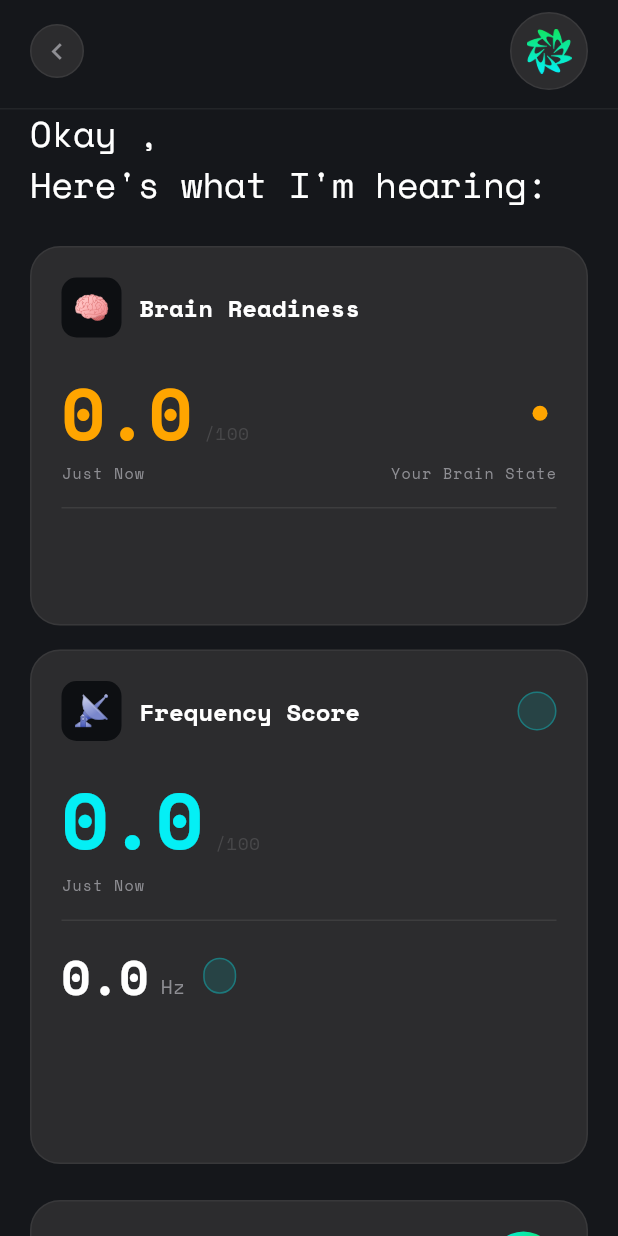
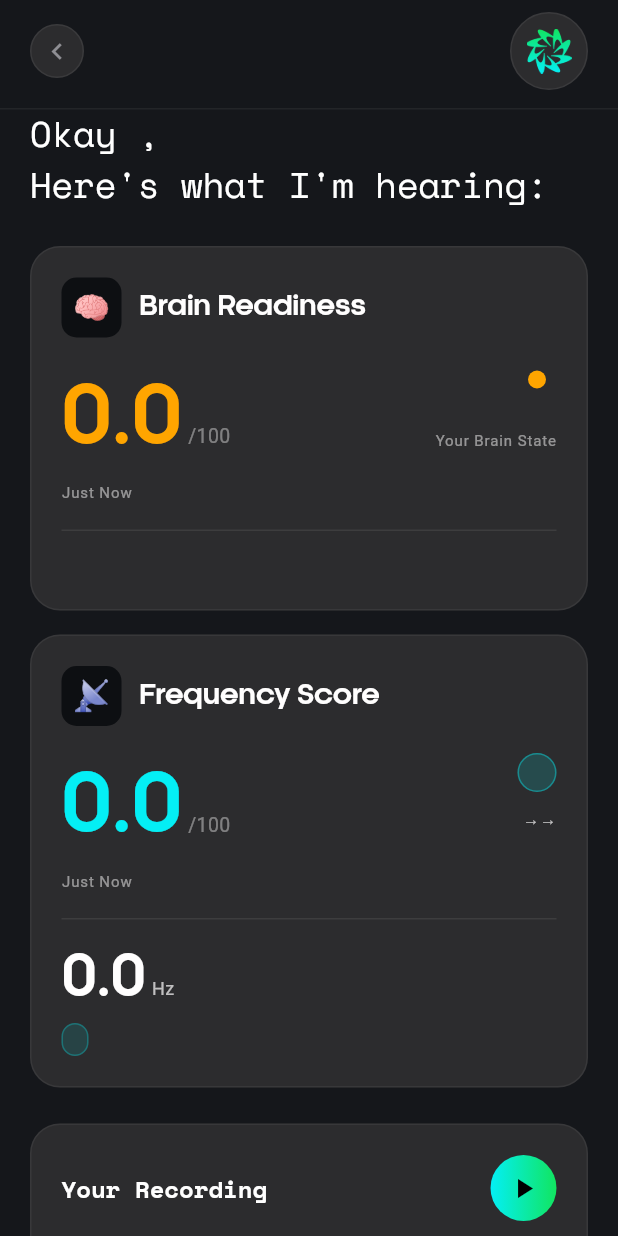
Before and after one commit to kjgetcarnera/vibes-flutter-app, a Flutter app: the VibeResultScreen screen opened directly with empty values, on a phone screen of 412 x 824 dp. Run offline on Flutter 3.47's test engine with Material 3 defaults, Android fonts, the phone set to English and light mode, and no system bars; our stand-ins replace audioplayers, flutter_svg, google_fonts, permission_handler, shared_preferences; missing offline and left inert: record; accounts and stored records are empty; Roboto replaces fonts that are missing (SpaceMono); project files that could hold a hidden picture were left out.

Commit message:
source code update

```diff
--- a/vibes_app/lib/features/onboarding/screens/vibe_result_screen.dart
+++ b/vibes_app/lib/features/onboarding/screens/vibe_result_screen.dart
@@ -297,21 +297,22 @@ class _BrainReadinessCard extends StatelessWidget {
       child: Column(
         crossAxisAlignment: CrossAxisAlignment.start,
         children: [
+          // Title row
           Row(
             children: [
               _IconBox(emoji: '🧠'),
               const SizedBox(width: 12),
-              Text('Brain Readiness', style: AppTextStyles.headingBold),
+              Text('Brain Readiness', style: _kCardTitle),
             ],
           ),
-          const SizedBox(height: 16),
+          const SizedBox(height: 18),
 
+          // Score + state row
           Row(
-            crossAxisAlignment: CrossAxisAlignment.end,
+            crossAxisAlignment: CrossAxisAlignment.start,
             children: [
-              // Score
-              Expanded(
-                child: Column(
+              // Left — big score
+              Column(
                 crossAxisAlignment: CrossAxisAlignment.start,
                 children: [
                   Row(
@@ -320,24 +321,20 @@ class _BrainReadinessCard extends StatelessWidget {
                     children: [
                       Text(
                         result.brainReadinessScore.toStringAsFixed(1),
-                          style: AppTextStyles.displayLarge.copyWith(
-                            fontSize: 48,
-                            fontWeight: FontWeight.w700,
-                            color: scoreColor,
+                        style: _kBigNumber.copyWith(color: scoreColor),
                       ),
-                        ),
-                        Text(
-                          ' /100',
-                          style: AppTextStyles.bodyMono
-                              .copyWith(color: AppColors.textMuted),
-                        ),
+                      const SizedBox(width: 4),
+                      Text('/100', style: _kMuted),
                     ],
                   ),
-                    Text('Just Now', style: AppTextStyles.caption),
+                  const SizedBox(height: 4),
+                  Text('Just Now', style: _kCaption),
                 ],
               ),
-              ),
-              // State pill
+
+              const Spacer(),
+
+              // Right — state info
               Column(
                 crossAxisAlignment: CrossAxisAlignment.end,
                 children: [
@@ -345,49 +342,45 @@ class _BrainReadinessCard extends StatelessWidget {
                     mainAxisSize: MainAxisSize.min,
                     children: [
                       Container(
-                        width: 10,
-                        height: 10,
+                        width: 12,
+                        height: 12,
                         decoration: BoxDecoration(
                           shape: BoxShape.circle,
                           color: scoreColor,
                         ),
                       ),
-                      const SizedBox(width: 6),
+                      const SizedBox(width: 7),
                       Text(
                         _formatState(result.brainState),
-                        style: AppTextStyles.headingBold.copyWith(fontSize: 13),
+                        style: _kStateName,
                       ),
                     ],
                   ),
-                  const SizedBox(height: 4),
+                  const SizedBox(height: 5),
                   Text(
                     result.brainStateSubtitle,
-                    style: AppTextStyles.bodyMono.copyWith(
-                      color: scoreColor,
-                      fontSize: 11,
-                    ),
+                    style: _kMonoSm.copyWith(color: scoreColor),
                     textAlign: TextAlign.right,
                   ),
-                  const SizedBox(height: 2),
-                  Text('Your Brain State', style: AppTextStyles.caption),
+                  const SizedBox(height: 3),
+                  Text('Your Brain State', style: _kCaption),
                 ],
               ),
             ],
           ),
 
-          const SizedBox(height: 16),
+          const SizedBox(height: 18),
           Divider(color: Colors.white.withAlpha(20), height: 1),
-          const SizedBox(height: 12),
+          const SizedBox(height: 14),
 
-          Text(result.brainStateDescription, style: AppTextStyles.bodyMono),
-          const SizedBox(height: 10),
+          Text(result.brainStateDescription, style: _kBody),
+          if (result.brainReadinessRecommendation.isNotEmpty) ...[
+            const SizedBox(height: 8),
             Text(
               result.brainReadinessRecommendation,
-            style: AppTextStyles.bodyMono.copyWith(
-              color: scoreColor.withAlpha(200),
-              fontSize: 11,
+              style: _kMonoSm.copyWith(color: scoreColor.withAlpha(180)),
             ),
-          ),
+          ],
         ],
       ),
     );
@@ -403,11 +396,11 @@ class _FrequencyScoreCard extends StatelessWidget {
 
   @override
   Widget build(BuildContext context) {
-    final primaryColor =
+    final c1 =
         _parseColor(result.frequencyColors.firstOrNull) ?? AppColors.accentCyan;
-    final secondaryColor = result.frequencyColors.length > 1
-        ? (_parseColor(result.frequencyColors[1]) ?? primaryColor)
-        : primaryColor;
+    final c2 = result.frequencyColors.length > 1
+        ? (_parseColor(result.frequencyColors[1]) ?? c1)
+        : c1;
 
     return _Card(
       child: Column(
@@ -418,62 +411,85 @@ class _FrequencyScoreCard extends StatelessWidget {
             children: [
               _IconBox(emoji: '📡'),
               const SizedBox(width: 12),
-              Text('Frequency Score', style: AppTextStyles.headingBold),
-              const Spacer(),
-              // State badge
-              Container(
-                padding:
-                    const EdgeInsets.symmetric(horizontal: 12, vertical: 5),
-                decoration: BoxDecoration(
-                  color: primaryColor.withAlpha(30),
-                  borderRadius: BorderRadius.circular(20),
-                  border: Border.all(color: primaryColor.withAlpha(80)),
-                ),
-                child: Text(
-                  _formatState(result.frequencyLabel),
-                  style: AppTextStyles.caption.copyWith(
-                    color: primaryColor,
-                    letterSpacing: 0.4,
-                  ),
-                ),
-              ),
+              Text('Frequency Score', style: _kCardTitle),
             ],
           ),
-          const SizedBox(height: 16),
+          const SizedBox(height: 18),
 
-          // Score row
+          // Score row — matches Figma: score left, badge + CTA right
+          Row(
+            crossAxisAlignment: CrossAxisAlignment.start,
+            children: [
+              // Left column
+              Expanded(
+                child: Column(
+                  crossAxisAlignment: CrossAxisAlignment.start,
+                  children: [
                     Row(
                       crossAxisAlignment: CrossAxisAlignment.baseline,
                       textBaseline: TextBaseline.alphabetic,
                       children: [
                         ShaderMask(
-                shaderCallback: (bounds) => LinearGradient(
-                  colors: [primaryColor, secondaryColor],
-                ).createShader(bounds),
+                          shaderCallback: (b) => LinearGradient(
+                            colors: [c1, c2],
+                          ).createShader(b),
                           child: Text(
                             result.frequencyScore.toStringAsFixed(1),
-                  style: AppTextStyles.displayLarge.copyWith(
-                    fontSize: 52,
-                    fontWeight: FontWeight.w700,
-                    color: Colors.white,
+                            style: _kBigNumber.copyWith(color: Colors.white),
                           ),
                         ),
+                        const SizedBox(width: 4),
+                        Text('/100', style: _kMuted),
+                      ],
                     ),
-              Text(
-                ' /100',
-                style:
-                    AppTextStyles.bodyMono.copyWith(color: AppColors.textMuted),
+                    const SizedBox(height: 4),
+                    Text('Just Now', style: _kCaption),
+                  ],
+                ),
+              ),
+
+              // Right column — badge + CTA
+              Column(
+                crossAxisAlignment: CrossAxisAlignment.end,
+                children: [
+                  Container(
+                    padding: const EdgeInsets.symmetric(
+                        horizontal: 12, vertical: 5),
+                    decoration: BoxDecoration(
+                      color: c1.withAlpha(40),
+                      borderRadius: BorderRadius.circular(20),
+                      border: Border.all(color: c1.withAlpha(100)),
+                    ),
+                    child: Text(
+                      _formatState(result.frequencyLabel),
+                      style: _kCaption.copyWith(color: c1, letterSpacing: 0.3),
+                    ),
+                  ),
+                  const SizedBox(height: 10),
+                  SizedBox(
+                    width: 130,
+                    child: Text(
+                      '${result.frequencyCta} →→',
+                      style: _kMonoSm,
+                      textAlign: TextAlign.right,
+                    ),
                   ),
                 ],
               ),
-          Text('Just Now', style: AppTextStyles.caption),
+            ],
+          ),
 
-          const SizedBox(height: 16),
+          const SizedBox(height: 18),
           Divider(color: Colors.white.withAlpha(20), height: 1),
           const SizedBox(height: 14),
 
-          // Hz + Tag row
+          // Hz row — left: Hz big, right: meaning + recommendation
           Row(
+            crossAxisAlignment: CrossAxisAlignment.start,
+            children: [
+              // Left — Hz
+              Column(
+                crossAxisAlignment: CrossAxisAlignment.start,
                 children: [
                   Row(
                     crossAxisAlignment: CrossAxisAlignment.baseline,
@@ -481,67 +497,128 @@ class _FrequencyScoreCard extends StatelessWidget {
                     children: [
                       Text(
                         result.frequencyHz.toStringAsFixed(1),
-                    style: AppTextStyles.displayLarge.copyWith(
-                      fontSize: 32,
-                      fontWeight: FontWeight.w700,
+                        style: _kHzNumber,
                       ),
-                  ),
-                  Text(
-                    ' Hz',
-                    style:
-                        AppTextStyles.bodyMono.copyWith(fontSize: 13),
-                  ),
+                      const SizedBox(width: 4),
+                      Text('Hz', style: _kBody),
                     ],
                   ),
-              const SizedBox(width: 12),
+                  const SizedBox(height: 4),
                   Container(
-                padding:
-                    const EdgeInsets.symmetric(horizontal: 10, vertical: 4),
+                    padding: const EdgeInsets.symmetric(
+                        horizontal: 8, vertical: 3),
                     decoration: BoxDecoration(
-                  color: secondaryColor.withAlpha(30),
-                  borderRadius: BorderRadius.circular(12),
-                  border: Border.all(color: secondaryColor.withAlpha(80)),
+                      color: c2.withAlpha(30),
+                      borderRadius: BorderRadius.circular(10),
+                      border: Border.all(color: c2.withAlpha(70)),
                     ),
                     child: Text(
                       result.frequencyTag.toUpperCase(),
-                  style: AppTextStyles.caption.copyWith(
-                    color: secondaryColor,
-                    letterSpacing: 0.6,
-                  ),
+                      style: _kCaption.copyWith(
+                          color: c2, letterSpacing: 0.6),
                     ),
                   ),
                 ],
               ),
 
-          const SizedBox(height: 14),
+              const SizedBox(width: 16),
 
-          // Meaning
-          Text(result.frequencyMeaning, style: AppTextStyles.bodyMono),
-          const SizedBox(height: 10),
-
-          // CTA
+              // Right — meaning + recommendation
+              Expanded(
+                child: Column(
+                  crossAxisAlignment: CrossAxisAlignment.end,
+                  children: [
                     Text(
-            result.frequencyCta,
-            style: AppTextStyles.bodyMono.copyWith(
-              color: primaryColor.withAlpha(200),
-              fontSize: 11,
+                      result.frequencyMeaning,
+                      style: _kMonoSm,
+                      textAlign: TextAlign.right,
+                    ),
+                    if (result.frequencyRecommendation.isNotEmpty) ...[
+                      const SizedBox(height: 6),
+                      Text(
+                        result.frequencyRecommendation,
+                        style: _kMonoSm.copyWith(
+                            color: AppColors.textMuted),
+                        textAlign: TextAlign.right,
+                      ),
+                    ],
+                  ],
                 ),
               ),
-          const SizedBox(height: 6),
-
-          // Recommendation
-          Text(
-            result.frequencyRecommendation,
-            style: AppTextStyles.bodyMono.copyWith(
-              color: AppColors.textMuted,
-              fontSize: 11,
-            ),
+            ],
           ),
         ],
       ),
     );
   }
 }
+
+// ─────────────────────────────────────────────────────────────
+// Card-local text styles  (Kamerik105 for numbers/titles, SpaceMono for body)
+// ─────────────────────────────────────────────────────────────
+const _kBigNumber = TextStyle(
+  fontFamily: 'Kamerik105',
+  fontSize: 52,
+  fontWeight: FontWeight.w700,
+  color: Color(0xFFFFFEFE),
+  letterSpacing: -1,
+);
+
+const _kHzNumber = TextStyle(
+  fontFamily: 'Kamerik105',
+  fontSize: 36,
+  fontWeight: FontWeight.w700,
+  color: Color(0xFFFFFEFE),
+  letterSpacing: -0.5,
+);
+
+const _kCardTitle = TextStyle(
+  fontFamily: 'Kamerik105',
+  fontSize: 18,
+  fontWeight: FontWeight.w700,
+  color: Color(0xFFFFFEFE),
+  letterSpacing: -0.3,
+);
+
+const _kStateName = TextStyle(
+  fontFamily: 'Kamerik105',
+  fontSize: 14,
+  fontWeight: FontWeight.w600,
+  color: Color(0xFFFFFEFE),
+  letterSpacing: -0.2,
+);
+
+// SpaceMono body/caption styles (PP Supply Mono substitute)
+const _kBody = TextStyle(
+  fontFamily: 'SpaceMono',
+  fontSize: 12,
+  fontWeight: FontWeight.w400,
+  color: Color(0xB3FFFEFE),
+  height: 1.5,
+);
+
+const _kMonoSm = TextStyle(
+  fontFamily: 'SpaceMono',
+  fontSize: 11,
+  fontWeight: FontWeight.w400,
+  color: Color(0xB3FFFEFE),
+  height: 1.4,
+);
+
+const _kCaption = TextStyle(
+  fontFamily: 'SpaceMono',
+  fontSize: 10,
+  fontWeight: FontWeight.w400,
+  color: Color(0x80FFFEFE),
+  letterSpacing: 0.6,
+);
+
+const _kMuted = TextStyle(
+  fontFamily: 'SpaceMono',
+  fontSize: 13,
+  fontWeight: FontWeight.w400,
+  color: Color(0x66FFFEFE),
+);
 
 // ─────────────────────────────────────────────────────────────
 // Playback Card
```
Lines whose indentation alone changed are shown as unchanged.
